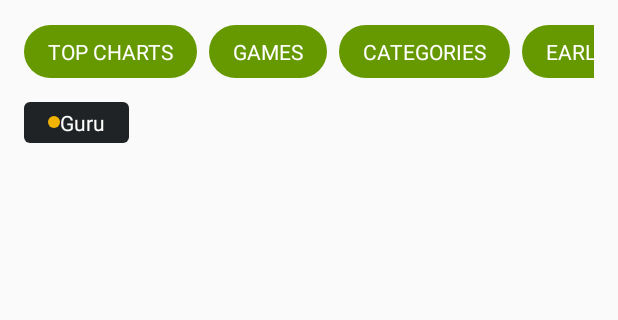
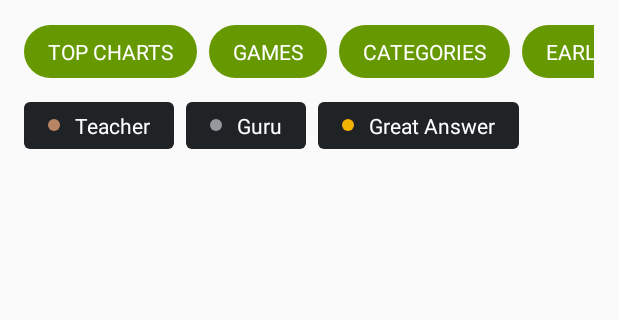
Before and after one commit to wolfemm/BadgeLayout, an Android app: the BadgeLayoutActivity screen opened directly, with no data from a screen before it, on a phone screen of 412 x 824 dp, the part 208-528 px from its top. Run offline under Robolectric (Android 15) with nearby library versions, the phone set to English and light mode, and no system bars.

Commit message:
Add support of badge content spacing

```diff
--- a/badgelayout/src/main/java/au/com/dardle/widget/BadgeLayout.java
+++ b/badgelayout/src/main/java/au/com/dardle/widget/BadgeLayout.java
@@ -40,6 +40,8 @@ public class BadgeLayout extends FrameLayout {
     };
 
     private int mSpacing;
+
+    private int mBadgeContentSpacing;
     private int mBadgeBackgroundResId;
     private BadgeTextPosition mBadgeTextPosition;
 
@@ -74,6 +76,7 @@ public class BadgeLayout extends FrameLayout {
         final TintTypedArray tintTypedArray = TintTypedArray.obtainStyledAttributes(context, attrs, R.styleable
                 .BadgeLayout);
         mSpacing = tintTypedArray.getDimensionPixelSize(R.styleable.BadgeLayout_spacing, 8);
+        mBadgeContentSpacing = tintTypedArray.getDimensionPixelSize(R.styleable.BadgeLayout_badgeContentSpacing, 0);
         mBadgeBackgroundResId = tintTypedArray.getResourceId(R.styleable.BadgeLayout_badgeBackground, 0);
         mBadgeTextPosition = BadgeTextPosition.values()[tintTypedArray.getInt(R.styleable.BadgeLayout_badgeTextPosition, BadgeTextPosition.BOTTOM.ordinal())];
 
@@ -347,11 +350,9 @@ public class BadgeLayout extends FrameLayout {
 
             // Create the image view, and setup it's default parameters
             mImageView = new ImageView(context);
-            mImageView.setLayoutParams(new LayoutParams(LayoutParams.WRAP_CONTENT, LayoutParams.WRAP_CONTENT));
 
             // Create the text view, and setup it's default parameters
             mTextView = new TextView(context);
-            mTextView.setLayoutParams(new LayoutParams(LayoutParams.WRAP_CONTENT, LayoutParams.WRAP_CONTENT));
             mTextView.setLines(1);
             mTextView.setEllipsize(TextUtils.TruncateAt.END);
 
@@ -404,19 +405,40 @@ public class BadgeLayout extends FrameLayout {
 
             // Add views
             removeAllViews();
+
+            int tvIndex = 0;
+            int ivIndex = 0;
+            LayoutParams tvLayoutParams = new LayoutParams(ViewGroup.LayoutParams.WRAP_CONTENT, ViewGroup.LayoutParams.WRAP_CONTENT);
+            LayoutParams ivLayoutParams = new LayoutParams(ViewGroup.LayoutParams.WRAP_CONTENT, ViewGroup.LayoutParams.WRAP_CONTENT);
+
             switch (mBadgeTextPosition) {
                 case LEFT:
+                    ivIndex = 1;
+                    tvIndex = 0;
+                    tvLayoutParams.rightMargin = mBadgeContentSpacing;
+                    break;
+
                 case TOP:
-                    addView(mTextView);
-                    addView(mImageView);
+                    ivIndex = 1;
+                    tvIndex = 0;
+                    tvLayoutParams.bottomMargin = mBadgeContentSpacing;
                     break;
 
                 case RIGHT:
+                    ivIndex = 0;
+                    tvIndex = 1;
+                    tvLayoutParams.leftMargin = mBadgeContentSpacing;
+                    break;
+
                 case BOTTOM:
-                    addView(mImageView);
-                    addView(mTextView);
+                    ivIndex = 0;
+                    tvIndex = 1;
+                    tvLayoutParams.topMargin = mBadgeContentSpacing;
                     break;
             }
+
+            addView(mImageView, ivIndex, ivLayoutParams);
+            addView(mTextView, tvIndex, tvLayoutParams);
         }
 
         private void updateContent() {
@@ -428,6 +450,9 @@ public class BadgeLayout extends FrameLayout {
                 mTextView.setText(mBadge.mText);
                 if (mBadgeTextColors != null) {
                     mTextView.setTextColor(mBadgeTextColors);
+                }
+                if (mBadgeTextSize != -1) {
+                    mTextView.setTextSize(mBadgeTextSize);
                 }
                 if (TextUtils.isEmpty(mTextView.getText())) {
                     mTextView.setVisibility(GONE);
--- a/badgelayout/src/main/res/values/attrs.xml
+++ b/badgelayout/src/main/res/values/attrs.xml
@@ -5,6 +5,7 @@
         <attr name="spacing" format="dimension" />
 
         <attr name="badgeBackground" format="reference" />
+        <attr name="badgeContentSpacing" format="dimension" />
         <attr name="badgeTextPosition" format="enum">
             <enum name="left" value="0" />
             <enum name="top" value="1" />
--- a/sample/src/main/res/drawable/background_so_badge.xml
+++ b/sample/src/main/res/drawable/background_so_badge.xml
@@ -5,10 +5,10 @@
     <corners android:radius="4dp" />
 
     <padding
-        android:bottom="4dp"
+        android:bottom="6dp"
         android:left="16dp"
         android:right="16dp"
-        android:top="4dp" />
+        android:top="6dp" />
 
     <solid android:color="#ff202325" />
 
--- /dev/null
+++ b/sample/src/main/res/drawable/ic_so_badge_bronze.xml
@@ -0,0 +1,10 @@
+<?xml version="1.0" encoding="utf-8"?>
+<shape xmlns:android="http://schemas.android.com/apk/res/android"
+    android:shape="oval">
+
+    <size
+        android:width="8dp"
+        android:height="8dp" />
+    <solid android:color="#ffb78563" />
+
+</shape>
--- /dev/null
+++ b/sample/src/main/res/drawable/ic_so_badge_silver.xml
@@ -0,0 +1,10 @@
+<?xml version="1.0" encoding="utf-8"?>
+<shape xmlns:android="http://schemas.android.com/apk/res/android"
+    android:shape="oval">
+
+    <size
+        android:width="8dp"
+        android:height="8dp" />
+    <solid android:color="#ff95989f" />
+
+</shape>
--- a/sample/src/main/res/layout/fragment_badge_layout_from_xml.xml
+++ b/sample/src/main/res/layout/fragment_badge_layout_from_xml.xml
@@ -87,14 +87,28 @@
             android:layout_width="wrap_content"
             android:layout_height="wrap_content"
             app:badgeBackground="@drawable/background_so_badge"
+            app:badgeContentSpacing="10dp"
             app:badgeTextColor="@android:color/white"
-            app:badgeTextPosition="right">
+            app:badgeTextPosition="right"
+            app:spacing="8dp">
+
+            <au.com.dardle.widget.BadgeItem
+                android:layout_width="wrap_content"
+                android:layout_height="wrap_content"
+                android:icon="@drawable/ic_so_badge_bronze"
+                android:text="Teacher" />
+
+            <au.com.dardle.widget.BadgeItem
+                android:layout_width="wrap_content"
+                android:layout_height="wrap_content"
+                android:icon="@drawable/ic_so_badge_silver"
+                android:text="Guru" />
 
             <au.com.dardle.widget.BadgeItem
                 android:layout_width="wrap_content"
                 android:layout_height="wrap_content"
                 android:icon="@drawable/ic_so_badge_gold"
-                android:text="Guru" />
+                android:text="Great Answer" />
 
         </au.com.dardle.widget.BadgeLayout>
 
```
